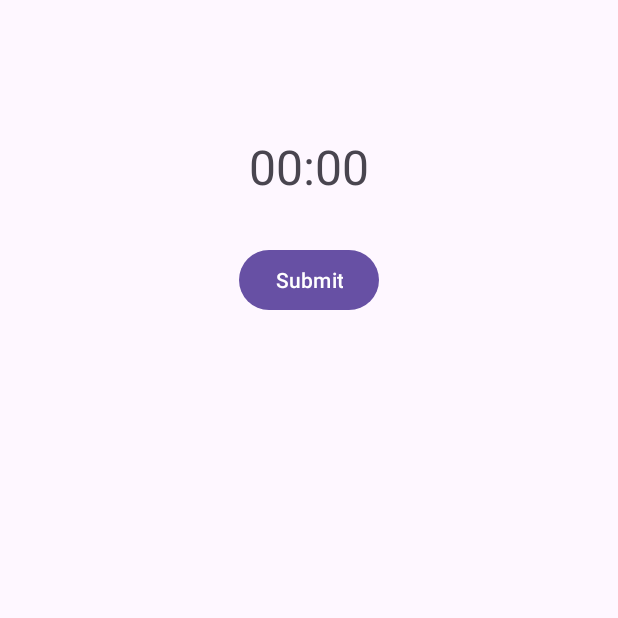
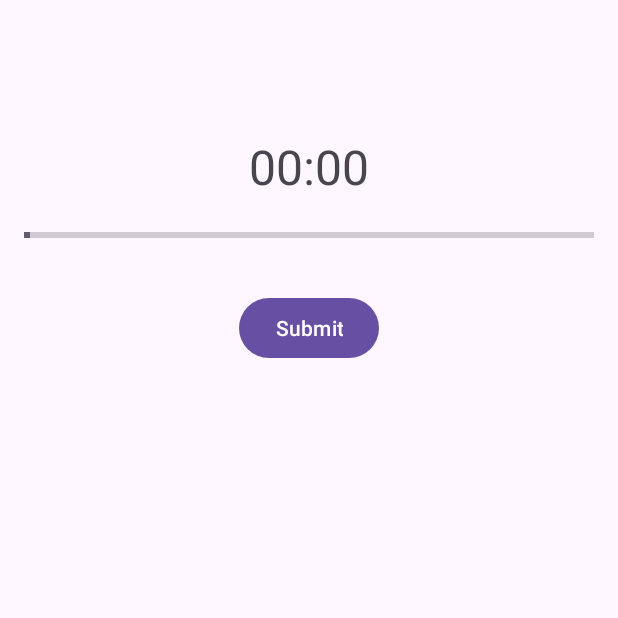
Before and after one commit to ameng22/QuizMaster, an Android app: the fragment QuestionsFragment shown on its own in the app's theme, after a tap on "Submit", on a phone screen of 412 x 824 dp, the top half of it. Run offline under Robolectric (Android 15) with nearby library versions, the phone set to English and light mode, and no system bars; 2 statements that could not run were skipped.

Commit message:
[#7] Progress bar feature added
closes #7
progress bar added

```diff
--- a/app/src/main/java/com/example/quizmaster/QuestionsFragment.kt
+++ b/app/src/main/java/com/example/quizmaster/QuestionsFragment.kt
@@ -63,7 +63,7 @@ class QuestionsFragment : Fragment() {
     override fun onCreateView(
         inflater: LayoutInflater, container: ViewGroup?,
         savedInstanceState: Bundle?
-    ): View? {
+    ): View {
         // Inflate the layout for this fragment
         fragmentQuestionsBinding = FragmentQuestionsBinding.inflate(inflater, container, false)
         val view = fragmentQuestionsBinding!!.root
@@ -95,6 +95,7 @@ class QuestionsFragment : Fragment() {
                 Toast.makeText(context, "Option selected: $selectedOption $correctAnswers", Toast.LENGTH_SHORT).show()
             }
             questionIndex++
+            updateProgress(questionIndex)
             if (questionIndex>=quiz.results.size){
                 timer.cancel()
                 Toast.makeText(context, "No more questions", Toast.LENGTH_SHORT).show()
@@ -134,6 +135,7 @@ class QuestionsFragment : Fragment() {
             try {
                 quiz = api.getQuiz(amount = amount.toInt(), category = category.toInt(), difficulty = difficulty, type = type)
                 displayQuestion(quiz.results[0])
+                binding.questionProgressBar.max = quiz.results.size
             } catch (e: Exception) {
                 Toast.makeText(context, "Error in fetching quiz", Toast.LENGTH_SHORT).show()
                 Log.d("Fetch",e.toString())
@@ -188,4 +190,9 @@ class QuestionsFragment : Fragment() {
         }
     }
 
+    private fun updateProgress(currentQuestionIndex:Int) {
+        binding.questionProgressBar.progress = currentQuestionIndex
+    }
+
+
 }
--- a/app/src/main/res/layout/fragment_questions.xml
+++ b/app/src/main/res/layout/fragment_questions.xml
@@ -36,6 +36,15 @@
         android:layout_gravity="center"
         android:id="@+id/counterTV"/>
 
+    <ProgressBar
+        android:id="@+id/questionProgressBar"
+        style="?android:attr/progressBarStyleHorizontal"
+        android:layout_width="match_parent"
+        android:layout_height="wrap_content"
+        android:layout_marginTop="16dp"
+        android:max="100"
+        android:progress="0" />
+
     <Button
         android:layout_width="wrap_content"
         android:layout_height="wrap_content"
```
